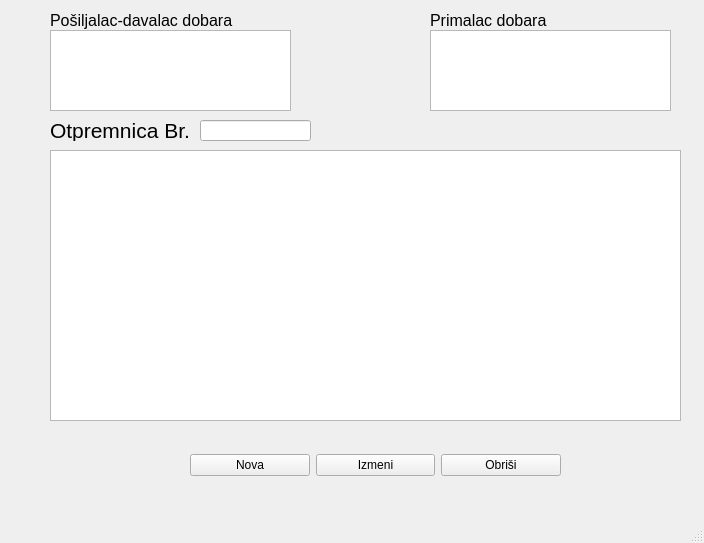
s-pab/Commercium, file formaotpremnica.ui: the form before one commit.
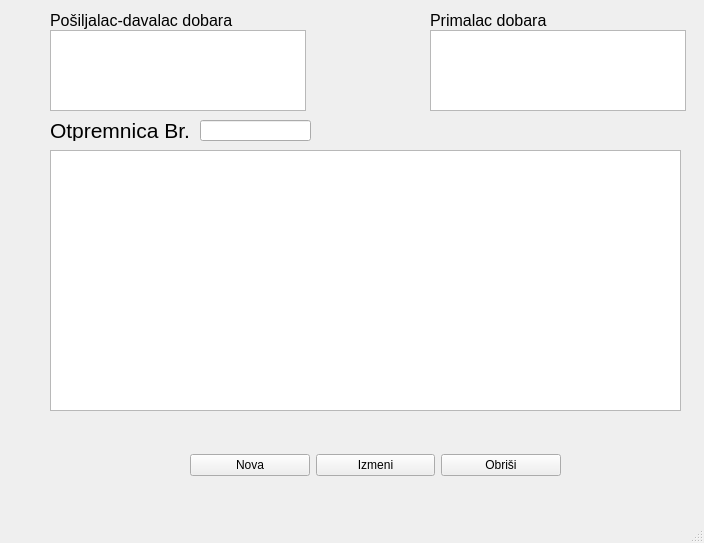
The form after the commit.

```diff
--- a/formaotpremnica.ui
+++ b/formaotpremnica.ui
@@ -117,33 +117,33 @@
      </item>
     </layout>
    </widget>
-   <widget class="QListView" name="listView">
+   <widget class="QTableWidget" name="tabelaPosiljalac">
+    <property name="geometry">
+     <rect>
+      <x>50</x>
+      <y>30</y>
+      <width>256</width>
+      <height>81</height>
+     </rect>
+    </property>
+   </widget>
+   <widget class="QTableWidget" name="tabelaPrimalac">
+    <property name="geometry">
+     <rect>
+      <x>430</x>
+      <y>30</y>
+      <width>256</width>
+      <height>81</height>
+     </rect>
+    </property>
+   </widget>
+   <widget class="QTableView" name="tabelaOtpremnica">
     <property name="geometry">
      <rect>
       <x>50</x>
       <y>150</y>
       <width>631</width>
-      <height>271</height>
-     </rect>
-    </property>
-   </widget>
-   <widget class="QListView" name="listView_2">
-    <property name="geometry">
-     <rect>
-      <x>430</x>
-      <y>30</y>
-      <width>241</width>
-      <height>81</height>
-     </rect>
-    </property>
-   </widget>
-   <widget class="QListView" name="listView_3">
-    <property name="geometry">
-     <rect>
-      <x>50</x>
-      <y>30</y>
-      <width>241</width>
-      <height>81</height>
+      <height>261</height>
      </rect>
     </property>
    </widget>
```
Left out of the diff: 8 changed lines with no effect on the pictures.
